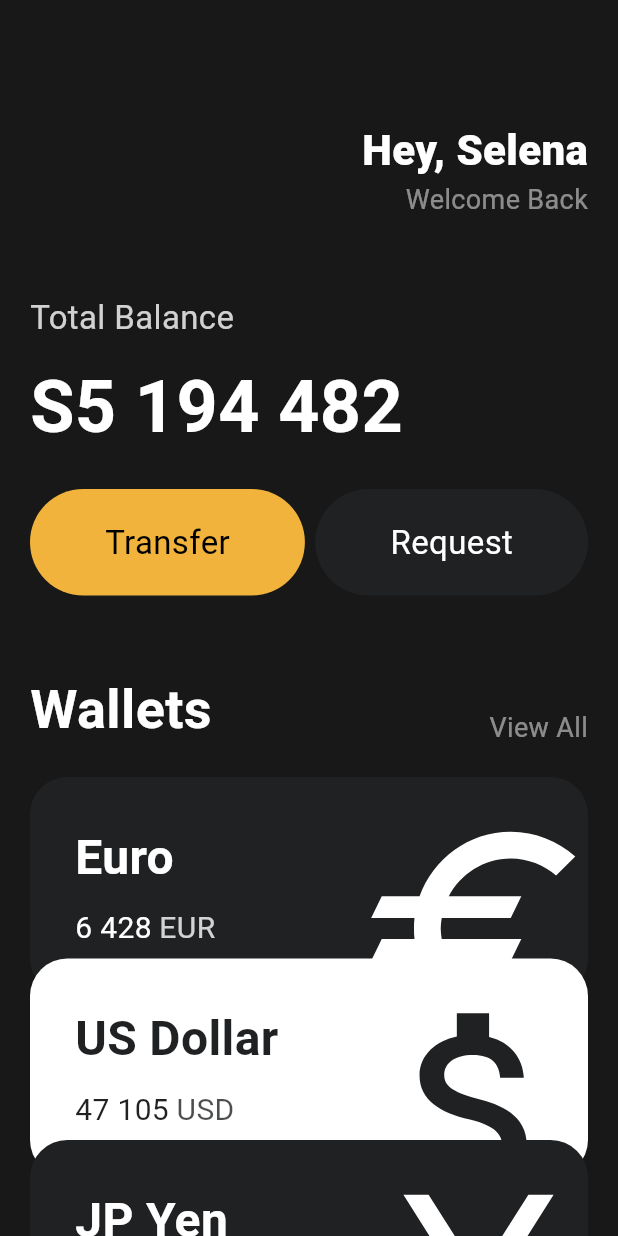
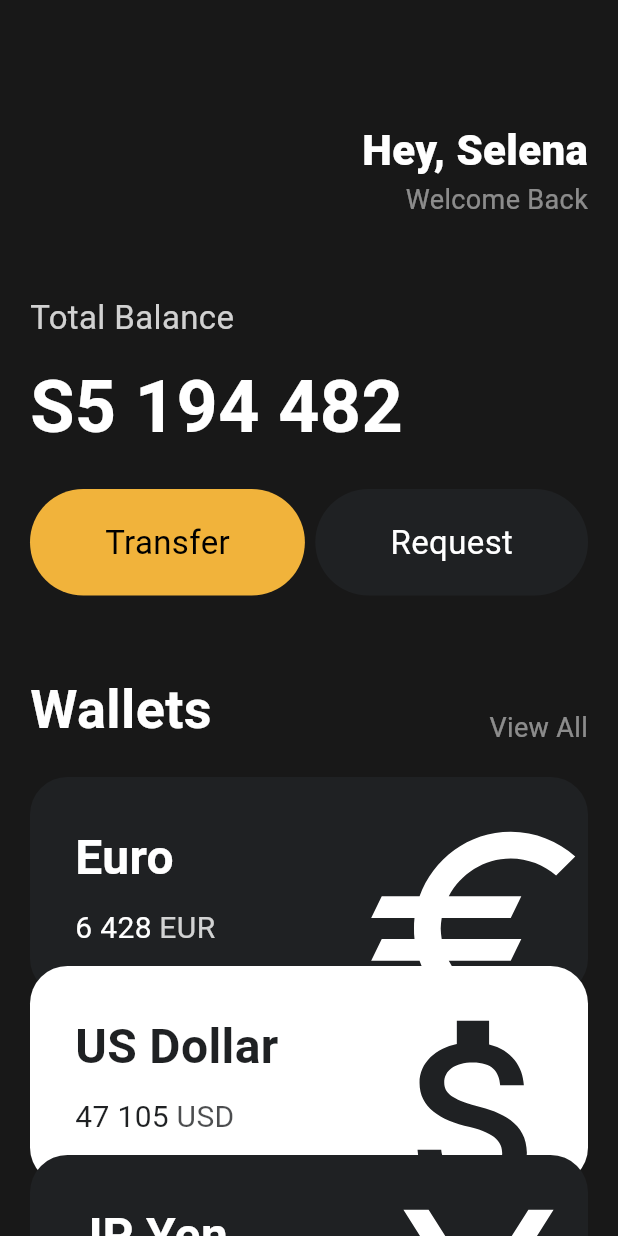
Before and after one commit to unsu0707/flutter-ui-practice, a Flutter app: the screen it shows after launch, on a phone screen of 412 x 824 dp. Run offline on Flutter 3.47's test engine with Material 3 defaults, Android fonts, the phone set to English and light mode, and no system bars.

Commit message:
make 'order' param optional with default 0 and add automated offset dy for CurrencyCard

```diff
--- a/lib/main.dart
+++ b/lib/main.dart
@@ -124,25 +124,21 @@ class App extends StatelessWidget {
                   icon: Icons.euro_sharp,
                   isInverted: false,
                 ),
-                Transform.translate(
-                  offset: const Offset(0, -25),
-                  child: const CurrencyCard(
+                const CurrencyCard(
                   name: "US Dollar",
                   amount: "47 105",
                   code: "USD",
                   icon: Icons.attach_money_sharp,
                   isInverted: true,
+                  order: 1,
                 ),
-                ),
-                Transform.translate(
-                  offset: const Offset(0, -50),
-                  child: const CurrencyCard(
+                const CurrencyCard(
                   name: "JP Yen",
                   amount: "1 472 000",
                   code: "JPY",
                   icon: Icons.currency_yen_sharp,
                   isInverted: false,
-                  ),
+                  order: 2,
                 ),
               ],
             ),
--- a/lib/widgets/currency_card.dart
+++ b/lib/widgets/currency_card.dart
@@ -6,6 +6,7 @@ class CurrencyCard extends StatelessWidget {
   final String code;
   final IconData icon;
   final bool isInverted;
+  final double order;
 
   const CurrencyCard({
     super.key,
@@ -14,6 +15,7 @@ class CurrencyCard extends StatelessWidget {
     required this.code,
     required this.icon,
     required this.isInverted,
+    this.order = 0,
   });
 
   Color bgColor() {
@@ -26,7 +28,10 @@ class CurrencyCard extends StatelessWidget {
 
   @override
   Widget build(BuildContext context) {
-    return Container(
+    final double offsetDy = -20 * order;
+    return Transform.translate(
+      offset: Offset(0, offsetDy),
+      child: Container(
         clipBehavior: Clip.hardEdge,
         decoration: BoxDecoration(
           color: bgColor(),
@@ -88,6 +93,7 @@ class CurrencyCard extends StatelessWidget {
             ],
           ),
         ),
+      ),
     );
   }
 }
```
Lines whose indentation alone changed are shown as unchanged.
